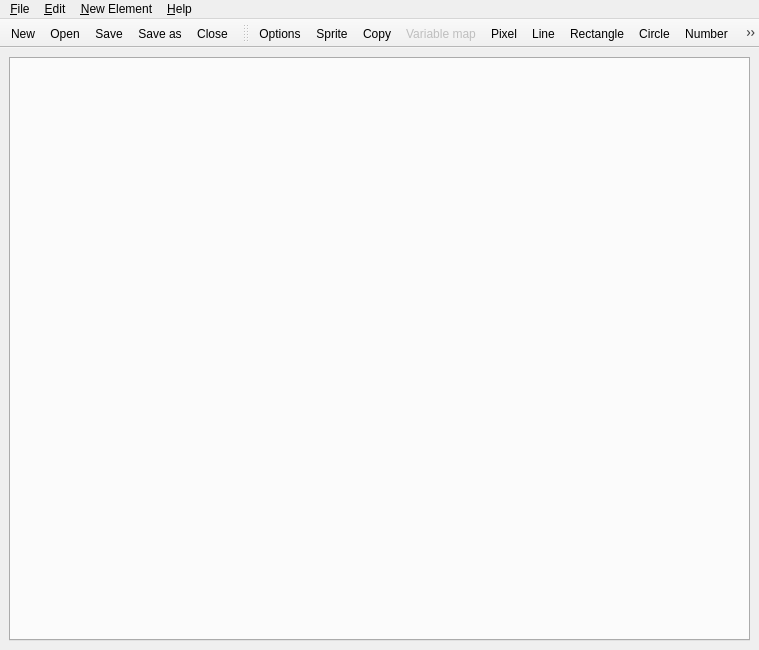
spillerrec/RICcreator, file src/GUI/mainwindow.ui: the form before one commit.
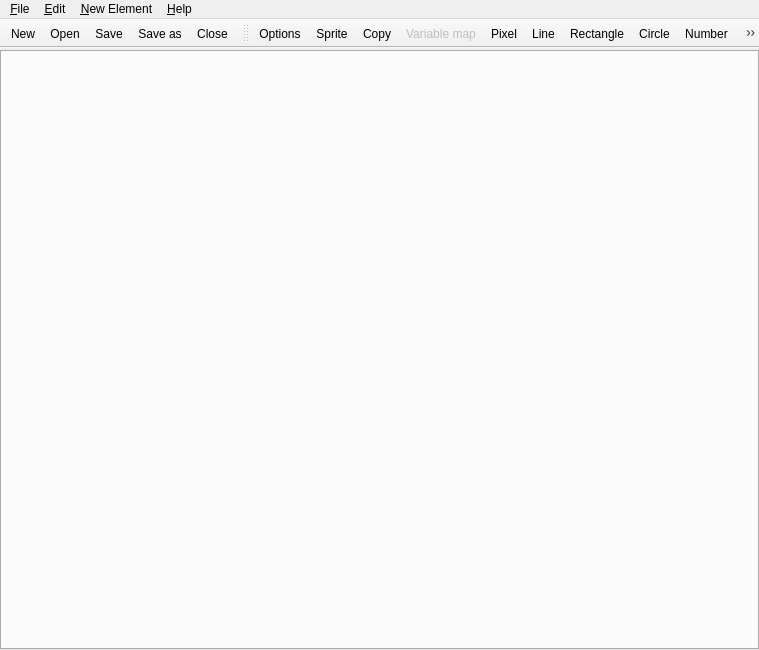
The form after the commit. Icons and pictures are not drawn.

Commit message: Removes some of the margins since the spacings where ridiculously large. FIX: copyoptions_value.ui now properly resizes when options are hidden.

The edit to the form file:
```diff
--- a/src/GUI/mainwindow.ui
+++ b/src/GUI/mainwindow.ui
@@ -21,6 +21,18 @@
   </property>
   <widget class="QWidget" name="centralwidget">
    <layout class="QHBoxLayout" name="horizontalLayout">
+    <property name="leftMargin">
+     <number>0</number>
+    </property>
+    <property name="topMargin">
+     <number>2</number>
+    </property>
+    <property name="rightMargin">
+     <number>0</number>
+    </property>
+    <property name="bottomMargin">
+     <number>0</number>
+    </property>
     <item>
      <widget class="QTabWidget" name="tabWidget">
       <property name="currentIndex">
```
The commit also changes 3 other files.
